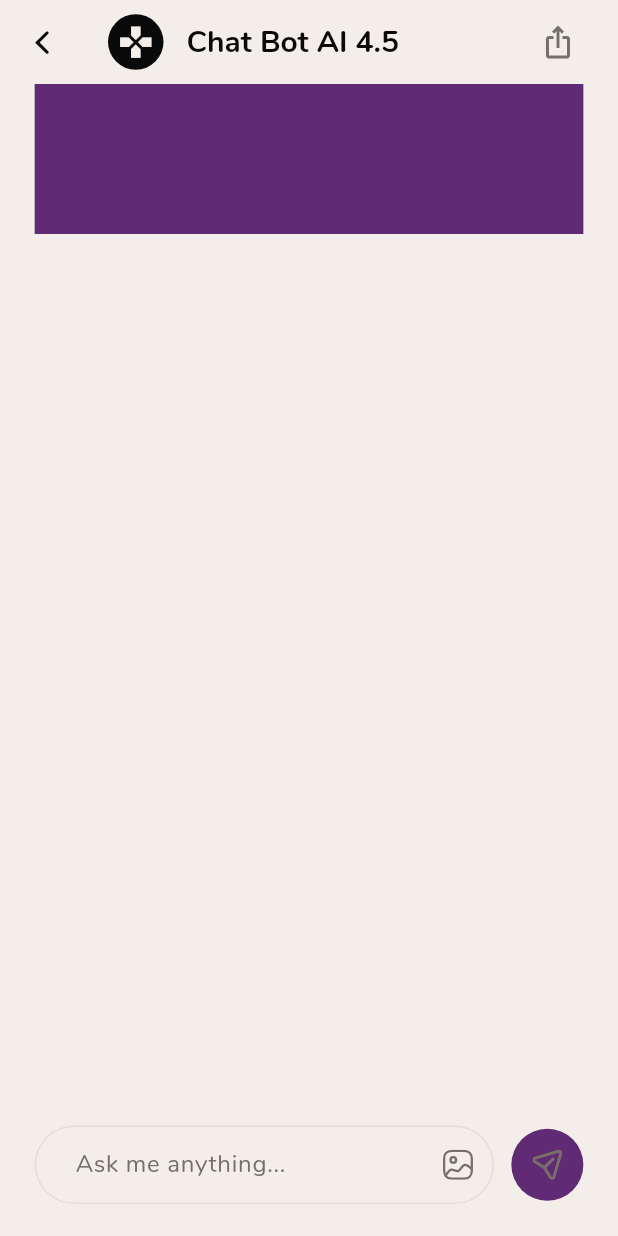
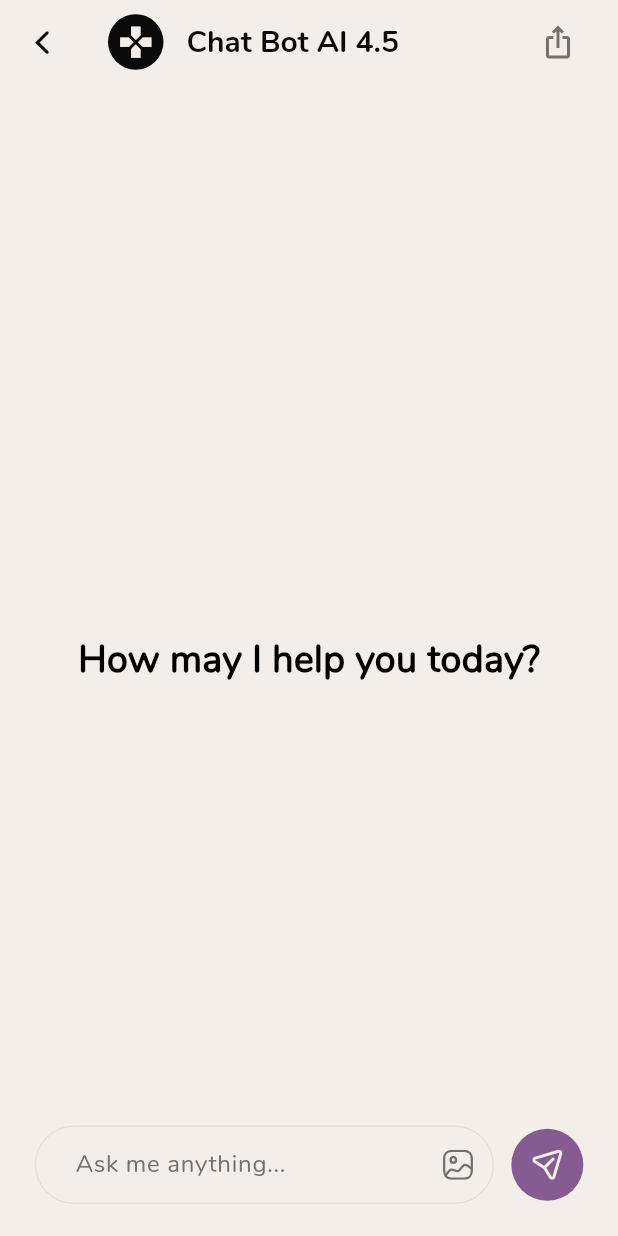
Before and after one commit to SyedAbdulNafay/AI-Chatbot, a Flutter app: the ChatPage screen opened directly, on a phone screen of 412 x 824 dp. Run offline on Flutter 3.47's test engine with Material 3 defaults, Android fonts, the light colour scheme and no system bars; drawn by our look-alikes of animated_text_kit; our stand-ins replace cloud_firestore, firebase_auth, firebase_core, flutter_svg, get, google_generative_ai and 1 more; accounts and stored records are empty.

Commit message:
started working on the functioning of chat page

```diff
--- a/lib/controllers/chat_controller.dart
+++ b/lib/controllers/chat_controller.dart
@@ -1,5 +1,22 @@
+import 'package:ai_chatbot/models/open_ai_service.dart';
+import 'package:flutter/material.dart';
 import 'package:get/get.dart';
 
 class ChatController extends GetxController {
-  var value = 1.obs;
+  final OpenAIModel _aiService = OpenAIModel();
+  final TextEditingController textController = TextEditingController();
+  var userPrompt = "".obs;
+  var messages = {"user": [].obs, "ai": [].obs};
+
+  Future<void> onSend() async {
+    if (textController.text.isNotEmpty) {
+      textController.clear();
+      messages['user']!.add(userPrompt.value);
+      String? response = await _aiService.generateResponse(userPrompt.value);
+      messages['ai']!.add(response);
+      userPrompt.value = "";
+    } else {
+      debugPrint(messages.toString());
+    }
+  }
 }
--- a/lib/pages/chat_page.dart
+++ b/lib/pages/chat_page.dart
@@ -1,3 +1,4 @@
+import 'package:animated_text_kit/animated_text_kit.dart';
 import 'package:flutter/cupertino.dart';
 import 'package:flutter/material.dart';
 import 'package:flutter_svg/flutter_svg.dart';
@@ -24,7 +25,7 @@ class ChatPage extends StatelessWidget {
           appBar: AppBar(
             backgroundColor: Get.theme.colorScheme.surface,
             leading: IconButton(
-              onPressed: () {},
+              onPressed: () => Get.back(),
               icon: Icon(
                 CupertinoIcons.back,
                 color: Get.theme.colorScheme.inversePrimary,
@@ -70,42 +71,101 @@ class ChatPage extends StatelessWidget {
               ],
             ),
           ),
-          body: Padding(
+          body: Column(
+            children: [
+              Obx(() => chatController.messages['user']!.isEmpty &&
+                      chatController.messages['ai']!.isEmpty
+                  ? Expanded(
+                      child: Padding(
+                        padding: EdgeInsets.only(
+                            top: layoutController.responsiveHeight(
+                                screenHeight / 2, screenHeight)),
+                        child: AnimatedTextKit(
+                          isRepeatingAnimation: false,
+                          animatedTexts: [
+                            TypewriterAnimatedText(
+                              'How may I help you today?',
+                              textStyle: const TextStyle(
+                                fontSize: 25,
+                                fontWeight: FontWeight.bold,
+                              ),
+                              speed: const Duration(milliseconds: 50),
+                            )
+                          ],
+                        ),
+                      ),
+                    )
+                  : Expanded(
+                      child: ListView.builder(
+                        itemCount: chatController.messages['user']!.length +
+                            chatController.messages['ai']!.length,
+                        itemBuilder: (context, index) {
+
+                          return Container(
+                            padding: EdgeInsets.symmetric(
+                                horizontal: layoutController.responsiveWidth(
+                                    24, screenWidth),
+                                vertical: layoutController.responsiveHeight(
+                                    24, screenHeight)),
+                            decoration: BoxDecoration(
+                                border: Border(
+                                    top: BorderSide(
+                                        color: Get.theme.colorScheme.tertiary
+                                            .withOpacity(0.28)))),
+                            child: Column(
+                              children: [
+                                Row(
+                                  children: [
+                                    Container(
+                                      padding: EdgeInsets.all(layoutController
+                                          .responsiveHeight(10, screenHeight)),
+                                      decoration: BoxDecoration(
+                                        shape: BoxShape.circle,
+                                        color: Get.theme.colorScheme.primary,
+                                      ),
+                                      child: Text(
+                                        "S",
+                                        style: TextStyle(
+                                          color: Get.theme.colorScheme.surface,
+                                          fontSize: 16,
+                                        ),
+                                      ),
+                                    ),
+                                    SizedBox(
+                                      width: layoutController.responsiveWidth(
+                                          12, screenWidth),
+                                    ),
+                                    Text(
+                                      "You",
+                                      style: TextStyle(
+                                        color: Get
+                                            .theme.colorScheme.inversePrimary,
+                                        fontSize: 16,
+                                        fontWeight: FontWeight.bold,
+                                      ),
+                                    ),
+                                  ],
+                                )
+                              ],
+                            ),
+                          );
+                        },
+                      ),
+                    )),
+              Padding(
                 padding: EdgeInsets.only(
                   left: layoutController.responsiveWidth(24, screenWidth),
                   right: layoutController.responsiveWidth(24, screenWidth),
                   bottom: layoutController.responsiveHeight(24, screenHeight),
                 ),
-            child: Column(
-              children: [
-                Expanded(
-                    child: ListView.builder(
-                  itemCount: chatController.value.value,
-                  itemBuilder: (context, index) {
-                    return Container(
-                      height: 100,
-                      width: 100,
-                      color: Get.theme.colorScheme.primary,
-                    );
-                  },
-                )),
-                // AnimatedTextKit(
-                //   isRepeatingAnimation: false,
-                //   animatedTexts: [
-                //     TypewriterAnimatedText(
-                //       'How may I help you today?',
-                //       textStyle: const TextStyle(
-                //         fontSize: 25,
-                //         fontWeight: FontWeight.bold,
-                //       ),
-                //       speed: const Duration(milliseconds: 50),
-                //     )
-                //   ],
-                // ),
-                Row(
+                child: Row(
                   children: [
                     Expanded(
                         child: TextField(
+                      onChanged: (value) {
+                        chatController.userPrompt.value = value;
+                      },
+                      controller: chatController.textController,
                       decoration: InputDecoration(
                         contentPadding: EdgeInsets.symmetric(
                           horizontal:
@@ -144,11 +204,14 @@ class ChatPage extends StatelessWidget {
                     SizedBox(
                       width: layoutController.responsiveWidth(12, screenWidth),
                     ),
-                    const SendButton()
+                    Obx(() => SendButton(
+                          onTap: () => chatController.onSend(),
+                          disabled: chatController.userPrompt.value == "",
+                        )),
                   ],
+                ),
               )
             ],
-            ),
           ),
         );
       }),
--- a/lib/pages/home_page.dart
+++ b/lib/pages/home_page.dart
@@ -7,6 +7,7 @@ import '../controllers/layout_controller.dart';
 import '../services/widgets/chat_card.dart';
 import '../services/widgets/gradient_text.dart';
 import '../services/widgets/tabs.dart';
+import 'chat_page.dart';
 
 class HomePage extends StatelessWidget {
   const HomePage({super.key});
@@ -91,7 +92,9 @@ class HomePage extends StatelessWidget {
                               style: const TextStyle(
                                   fontFamily: 'HeadingFont', fontSize: 35),
                             ),
-                            Container(
+                            GestureDetector(
+                              onTap: () => Get.to(() => const ChatPage()),
+                              child: Container(
                                 padding: EdgeInsets.symmetric(
                                   horizontal: layoutController.responsiveWidth(
                                       24, screenWidth),
@@ -120,6 +123,7 @@ class HomePage extends StatelessWidget {
                                           fontWeight: FontWeight.bold),
                                     ),
                                   ],
+                                ),
                               ),
                             ),
                           ],
--- a/lib/pages/profile_page.dart
+++ b/lib/pages/profile_page.dart
@@ -12,7 +12,7 @@ class ProfilePage extends StatelessWidget {
 
   @override
   Widget build(BuildContext context) {
-    final LayoutController layoutController = Get.put(LayoutController());
+    final LayoutController layoutController = Get.find();
     final ProfileController profileController = Get.put(ProfileController());
 
     return SafeArea(
--- a/lib/pages/testing.dart
+++ b/lib/pages/testing.dart
@@ -1,14 +1,14 @@
 import 'package:flutter/material.dart';
 import 'package:get/get.dart';
 
-import '../services/open_ai_service.dart';
+import '../models/open_ai_service.dart';
 
 class Testing extends StatelessWidget {
   const Testing({super.key});
 
   @override
   Widget build(BuildContext context) {
-    final OpenAIService aiService = OpenAIService();
+    final OpenAIModel aiService = OpenAIModel();
     final TextEditingController controller = TextEditingController();
 
     return SafeArea(
--- a/lib/services/widgets/send_button.dart
+++ b/lib/services/widgets/send_button.dart
@@ -3,22 +3,28 @@ import 'package:flutter_svg/flutter_svg.dart';
 import 'package:get/get.dart';
 
 class SendButton extends StatelessWidget {
-  const SendButton({super.key});
+  final bool disabled;
+  final void Function()? onTap;
+  const SendButton({super.key, this.onTap, required this.disabled});
 
   @override
   Widget build(BuildContext context) {
-    return Container(
+    return GestureDetector(
+      onTap: onTap,
+      child: Container(
           padding: const EdgeInsets.all(14),
           decoration: BoxDecoration(
             shape: BoxShape.circle,
-          color: Get.theme.colorScheme.primary,
+            color:
+                Get.theme.colorScheme.primary.withOpacity(disabled ? 0.75 : 1),
           ),
           child: SvgPicture.asset(
             'assets/svgs/send_button_vector.svg',
             colorFilter: ColorFilter.mode(
-            Get.theme.colorScheme.tertiary,
+              Get.theme.colorScheme.surface,
               BlendMode.srcIn,
             ),
-        ));
+          )),
+    );
   }
 }
```
Also changed, not shown: lib/models/open_ai_service.dart (renamed from lib/services/open_ai_service.dart, +4 -5 lines). Lines whose indentation alone changed are shown as unchanged.
